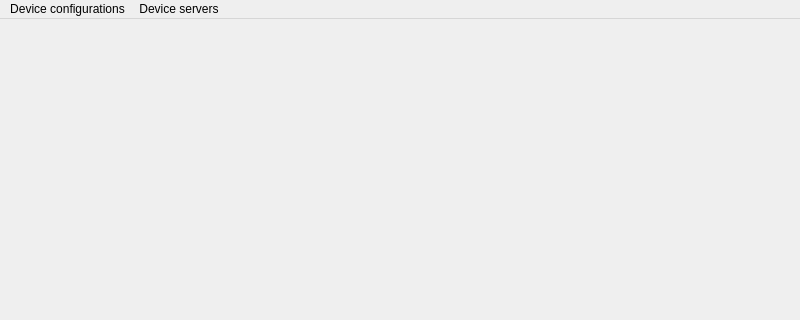
light-scattering-iogs/caqtus, file ui/condetrol/condetrol/main_window/main_window.ui: the form before one commit; both pictures show x 0 to 800 and y 0 to 320 of the 800 by 600 pixel window.
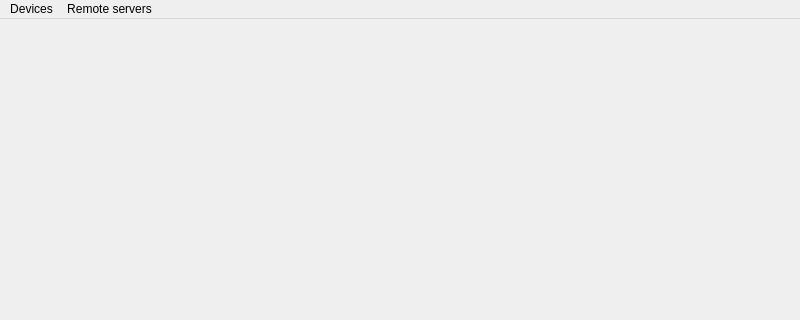
The form after the commit.

Commit message: Edit condetrol main window menu header

What changed in the file:
```diff
--- a/ui/condetrol/condetrol/main_window/main_window.ui
+++ b/ui/condetrol/condetrol/main_window/main_window.ui
@@ -25,7 +25,7 @@
    </property>
    <widget class="QMenu" name="device_configurations_menu">
     <property name="title">
-     <string>Device configurations</string>
+     <string>Devices</string>
     </property>
     <addaction name="action_edit_device_configurations"/>
     <addaction name="actionExport"/>
@@ -33,7 +33,7 @@
    </widget>
    <widget class="QMenu" name="menu">
     <property name="title">
-     <string>Device servers</string>
+     <string>Remote servers</string>
     </property>
    </widget>
    <addaction name="device_configurations_menu"/>
```
The commit also changes 1 other file.
